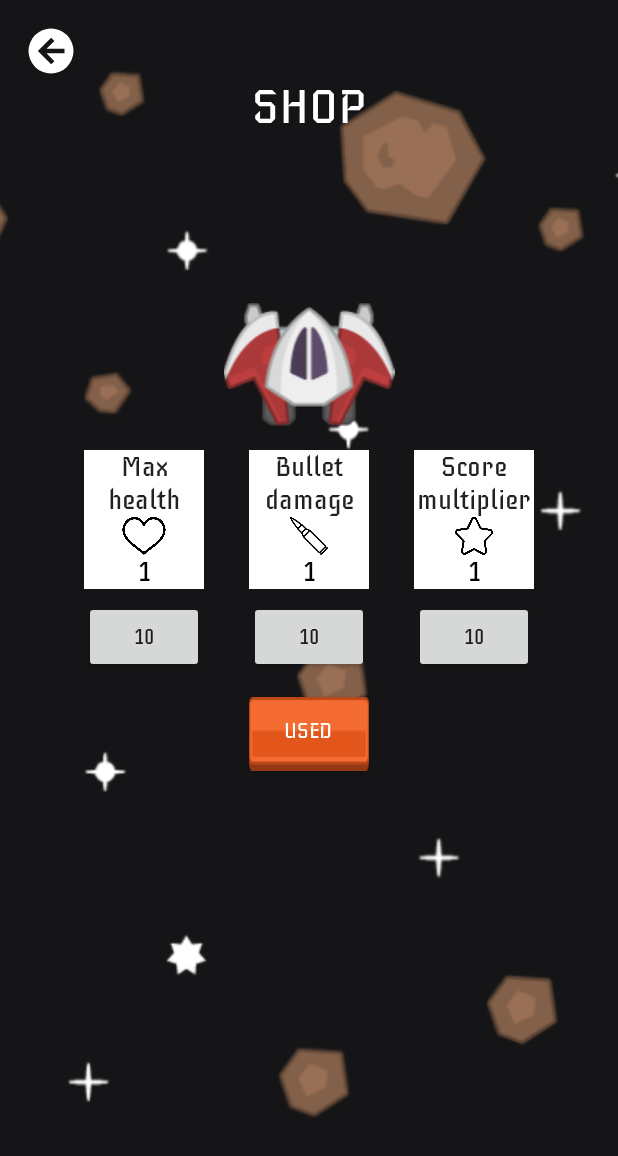
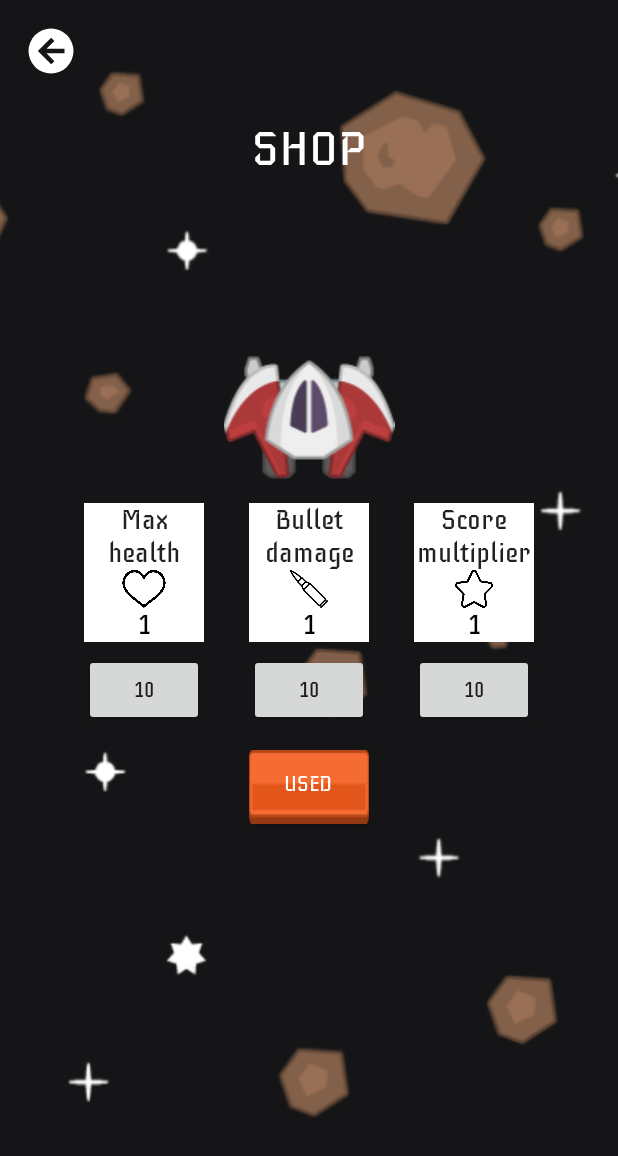
Before and after one commit to Nekobitlz/Meteorite-Attack-Android, an Android app: the ShopActivity screen opened directly, with no data from a screen before it, on a phone screen of 412 x 824 dp. Shown: the top 1156 px of the screen. Run offline under Robolectric (Android 15) with nearby library versions, the phone set to English and light mode, and no system bars.

Commit message:
Shop Activity: RelativeLayout -> ConstraintLayout

```diff
--- a/app/src/main/res/layout/activity_shop.xml
+++ b/app/src/main/res/layout/activity_shop.xml
@@ -1,16 +1,18 @@
 <?xml version="1.0" encoding="utf-8"?>
-<RelativeLayout xmlns:android="http://schemas.android.com/apk/res/android"
-                xmlns:tools="http://schemas.android.com/tools"
-                xmlns:app="http://schemas.android.com/apk/res-auto"
-                android:layout_width="match_parent"
-                android:layout_height="match_parent"
-                tools:context=".views.ShopActivity">
+<android.support.constraint.ConstraintLayout xmlns:android="http://schemas.android.com/apk/res/android"
+                                             xmlns:tools="http://schemas.android.com/tools"
+                                             xmlns:app="http://schemas.android.com/apk/res-auto"
+                                             android:layout_width="match_parent"
+                                             android:layout_height="match_parent"
+                                             tools:context=".views.ShopActivity">
 
     <ImageView
             android:layout_width="match_parent"
             android:layout_height="match_parent"
             android:scaleType="centerCrop"
-            android:src="@drawable/menu_background"/>
+            android:src="@drawable/menu_background"
+            app:layout_constraintTop_toTopOf="parent"
+            app:layout_constraintStart_toStartOf="parent"/>
 
     <ImageView
             android:layout_margin="16dp"
@@ -18,7 +20,9 @@
             android:src="@drawable/arrow_left_circle"
             android:layout_width="wrap_content"
             android:layout_height="wrap_content"
-            android:onClick="onClick"/>
+            android:onClick="onClick"
+            app:layout_constraintTop_toTopOf="parent"
+            app:layout_constraintStart_toStartOf="parent"/>
 
     <TextView
             android:text="SHOP"
@@ -28,18 +32,20 @@
             app:fontFamily="@font/iceberg_regular"
             android:textSize="32sp"
             android:id="@+id/shop"
-            android:layout_centerHorizontal="true"
-            android:layout_below="@+id/back"
-            android:layout_marginTop="-16dp"/>
+            app:layout_constraintLeft_toLeftOf="parent"
+            app:layout_constraintRight_toRightOf="parent"
+            app:layout_constraintTop_toTopOf="parent"
+            android:layout_marginTop="80dp"/>
 
     <android.support.v4.view.ViewPager
             android:layout_height="wrap_content"
             android:layout_width="wrap_content"
             android:id="@+id/pager"
-            android:layout_centerHorizontal="true"
-            android:layout_alignParentTop="true"
-            android:layout_marginTop="100dp"
             android:scrollbars="none"
-            android:overScrollMode="never"/>
+            android:overScrollMode="never"
+            app:layout_constraintLeft_toLeftOf="parent"
+            app:layout_constraintRight_toRightOf="parent"
+            app:layout_constraintTop_toBottomOf="@+id/shop"
+            android:layout_marginTop="16dp"/>
 
-</RelativeLayout>
+</android.support.constraint.ConstraintLayout>
```
